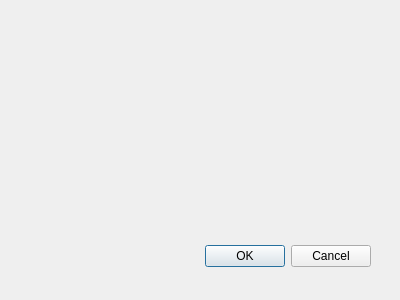
Before: the Qt Designer form HsmMan/unwrap_key_dlg.ui in jykim74/CryptokiMan, drawn with Qt 5.
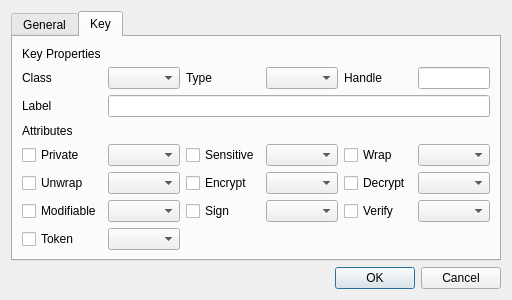
After: the same form once the commit is applied. The open tabs and pages were chosen to show the change.

```diff
--- a/HsmMan/unwrap_key_dlg.ui
+++ b/HsmMan/unwrap_key_dlg.ui
@@ -15,22 +15,304 @@
   <property name="windowTitle">
    <string>Dialog</string>
   </property>
-  <widget name="buttonBox" class="QDialogButtonBox">
-   <property name="geometry">
-    <rect>
-     <x>30</x>
-     <y>240</y>
-     <width>341</width>
-     <height>32</height>
-    </rect>
-   </property>
-   <property name="orientation">
-    <enum>Qt::Horizontal</enum>
-   </property>
-   <property name="standardButtons">
-    <set>QDialogButtonBox::Cancel|QDialogButtonBox::Ok</set>
-   </property>
-  </widget>
+  <layout class="QVBoxLayout" name="verticalLayout">
+   <item>
+    <widget class="QTabWidget" name="tabWidget">
+     <property name="currentIndex">
+      <number>0</number>
+     </property>
+     <widget class="QWidget" name="tab_3">
+      <attribute name="title">
+       <string>General</string>
+      </attribute>
+      <layout class="QGridLayout" name="gridLayout">
+       <item row="7" column="0">
+        <widget class="QLabel" name="label_7">
+         <property name="text">
+          <string>Mechanism</string>
+         </property>
+        </widget>
+       </item>
+       <item row="2" column="0">
+        <widget class="QLabel" name="label_2">
+         <property name="text">
+          <string>Slot status</string>
+         </property>
+        </widget>
+       </item>
+       <item row="3" column="0">
+        <widget class="QLabel" name="label_3">
+         <property name="text">
+          <string>Slot ID</string>
+         </property>
+        </widget>
+       </item>
+       <item row="3" column="1">
+        <widget class="QLineEdit" name="lineEdit"/>
+       </item>
+       <item row="3" column="3">
+        <widget class="QLineEdit" name="lineEdit_2"/>
+       </item>
+       <item row="0" column="0">
+        <widget class="QLabel" name="label">
+         <property name="text">
+          <string>Slot list</string>
+         </property>
+        </widget>
+       </item>
+       <item row="6" column="0">
+        <widget class="QLabel" name="label_6">
+         <property name="text">
+          <string>Label</string>
+         </property>
+        </widget>
+       </item>
+       <item row="3" column="2">
+        <widget class="QLabel" name="label_8">
+         <property name="text">
+          <string>Session</string>
+         </property>
+        </widget>
+       </item>
+       <item row="4" column="0">
+        <widget class="QLabel" name="label_4">
+         <property name="text">
+          <string>Wrapped Key</string>
+         </property>
+        </widget>
+       </item>
+       <item row="3" column="4">
+        <widget class="QLabel" name="label_9">
+         <property name="text">
+          <string>Login</string>
+         </property>
+        </widget>
+       </item>
+       <item row="3" column="5">
+        <widget class="QLineEdit" name="lineEdit_3"/>
+       </item>
+       <item row="4" column="5">
+        <widget class="QPushButton" name="pushButton">
+         <property name="text">
+          <string>Find</string>
+         </property>
+        </widget>
+       </item>
+       <item row="1" column="0" colspan="6">
+        <widget class="QComboBox" name="comboBox"/>
+       </item>
+       <item row="4" column="1" colspan="4">
+        <widget class="QLineEdit" name="lineEdit_4"/>
+       </item>
+       <item row="5" column="0" colspan="2">
+        <widget class="QLabel" name="label_5">
+         <property name="text">
+          <string>Unwrap Key properties</string>
+         </property>
+        </widget>
+       </item>
+       <item row="6" column="5">
+        <widget class="QLineEdit" name="lineEdit_5"/>
+       </item>
+       <item row="6" column="4">
+        <widget class="QLabel" name="label_10">
+         <property name="text">
+          <string>Object</string>
+         </property>
+        </widget>
+       </item>
+       <item row="6" column="1" colspan="3">
+        <widget class="QComboBox" name="comboBox_2"/>
+       </item>
+       <item row="7" column="1">
+        <widget class="QComboBox" name="comboBox_3"/>
+       </item>
+       <item row="7" column="2">
+        <widget class="QLabel" name="label_11">
+         <property name="text">
+          <string>Param</string>
+         </property>
+        </widget>
+       </item>
+       <item row="7" column="3" colspan="3">
+        <widget class="QLineEdit" name="lineEdit_6"/>
+       </item>
+      </layout>
+     </widget>
+     <widget class="QWidget" name="tab_4">
+      <attribute name="title">
+       <string>Key</string>
+      </attribute>
+      <layout class="QGridLayout" name="gridLayout_2">
+       <item row="4" column="0">
+        <widget class="QCheckBox" name="checkBox">
+         <property name="text">
+          <string>Private</string>
+         </property>
+        </widget>
+       </item>
+       <item row="5" column="0">
+        <widget class="QCheckBox" name="checkBox_2">
+         <property name="text">
+          <string>Unwrap</string>
+         </property>
+        </widget>
+       </item>
+       <item row="1" column="3">
+        <widget class="QComboBox" name="comboBox_5"/>
+       </item>
+       <item row="1" column="0">
+        <widget class="QLabel" name="label_13">
+         <property name="text">
+          <string>Class</string>
+         </property>
+        </widget>
+       </item>
+       <item row="6" column="0">
+        <widget class="QCheckBox" name="checkBox_3">
+         <property name="text">
+          <string>Modifiable</string>
+         </property>
+        </widget>
+       </item>
+       <item row="1" column="4">
+        <widget class="QLabel" name="label_17">
+         <property name="text">
+          <string>Handle</string>
+         </property>
+        </widget>
+       </item>
+       <item row="1" column="5">
+        <widget class="QLineEdit" name="lineEdit_7"/>
+       </item>
+       <item row="1" column="1">
+        <widget class="QComboBox" name="comboBox_4"/>
+       </item>
+       <item row="1" column="2">
+        <widget class="QLabel" name="label_16">
+         <property name="text">
+          <string>Type</string>
+         </property>
+        </widget>
+       </item>
+       <item row="3" column="0">
+        <widget class="QLabel" name="label_15">
+         <property name="text">
+          <string>Attributes</string>
+         </property>
+        </widget>
+       </item>
+       <item row="7" column="0">
+        <widget class="QCheckBox" name="checkBox_4">
+         <property name="text">
+          <string>Token</string>
+         </property>
+        </widget>
+       </item>
+       <item row="0" column="0" colspan="2">
+        <widget class="QLabel" name="label_12">
+         <property name="text">
+          <string>Key Properties</string>
+         </property>
+        </widget>
+       </item>
+       <item row="2" column="0">
+        <widget class="QLabel" name="label_14">
+         <property name="text">
+          <string>Label</string>
+         </property>
+        </widget>
+       </item>
+       <item row="4" column="1">
+        <widget class="QComboBox" name="comboBox_6"/>
+       </item>
+       <item row="4" column="2">
+        <widget class="QCheckBox" name="checkBox_5">
+         <property name="text">
+          <string>Sensitive</string>
+         </property>
+        </widget>
+       </item>
+       <item row="4" column="3">
+        <widget class="QComboBox" name="comboBox_7"/>
+       </item>
+       <item row="4" column="4">
+        <widget class="QCheckBox" name="checkBox_6">
+         <property name="text">
+          <string>Wrap</string>
+         </property>
+        </widget>
+       </item>
+       <item row="4" column="5">
+        <widget class="QComboBox" name="comboBox_8"/>
+       </item>
+       <item row="5" column="1">
+        <widget class="QComboBox" name="comboBox_9"/>
+       </item>
+       <item row="6" column="1">
+        <widget class="QComboBox" name="comboBox_10"/>
+       </item>
+       <item row="7" column="1">
+        <widget class="QComboBox" name="comboBox_11"/>
+       </item>
+       <item row="5" column="3">
+        <widget class="QComboBox" name="comboBox_12"/>
+       </item>
+       <item row="6" column="3">
+        <widget class="QComboBox" name="comboBox_13"/>
+       </item>
+       <item row="5" column="5">
+        <widget class="QComboBox" name="comboBox_14"/>
+       </item>
+       <item row="6" column="5">
+        <widget class="QComboBox" name="comboBox_15"/>
+       </item>
+       <item row="5" column="2">
+        <widget class="QCheckBox" name="checkBox_7">
+         <property name="text">
+          <string>Encrypt</string>
+         </property>
+        </widget>
+       </item>
+       <item row="6" column="2">
+        <widget class="QCheckBox" name="checkBox_8">
+         <property name="text">
+          <string>Sign</string>
+         </property>
+        </widget>
+       </item>
+       <item row="5" column="4">
+        <widget class="QCheckBox" name="checkBox_9">
+         <property name="text">
+          <string>Decrypt</string>
+         </property>
+        </widget>
+       </item>
+       <item row="6" column="4">
+        <widget class="QCheckBox" name="checkBox_10">
+         <property name="text">
+          <string>Verify</string>
+         </property>
+        </widget>
+       </item>
+       <item row="2" column="1" colspan="5">
+        <widget class="QLineEdit" name="lineEdit_8"/>
+       </item>
+      </layout>
+     </widget>
+    </widget>
+   </item>
+   <item>
+    <widget class="QDialogButtonBox" name="buttonBox">
+     <property name="orientation">
+      <enum>Qt::Horizontal</enum>
+     </property>
+     <property name="standardButtons">
+      <set>QDialogButtonBox::Cancel|QDialogButtonBox::Ok</set>
+     </property>
+    </widget>
+   </item>
+  </layout>
  </widget>
  <pixmapfunction/>
  <resources/>
```
Left out of the diff: 7 changed lines with no effect on the pictures.
